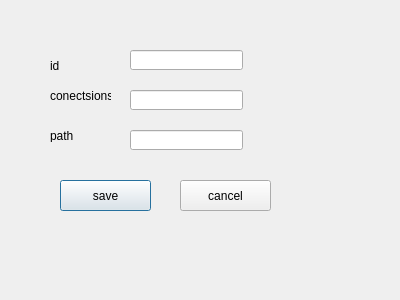
Above: popupdialog.ui from KamaTechOrg/VehicleCompSim before the change. Below: the same form after it.
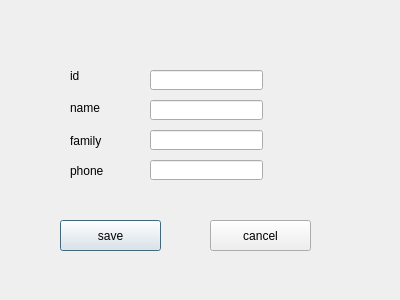
That is the form after the change.

```diff
--- a/popupdialog.ui
+++ b/popupdialog.ui
@@ -16,10 +16,10 @@
   <widget class="QLabel" name="label">
    <property name="geometry">
     <rect>
-     <x>50</x>
-     <y>50</y>
-     <width>61</width>
-     <height>31</height>
+     <x>70</x>
+     <y>70</y>
+     <width>37</width>
+     <height>12</height>
     </rect>
    </property>
    <property name="text">
@@ -29,21 +29,47 @@
   <widget class="QLabel" name="label_2">
    <property name="geometry">
     <rect>
-     <x>50</x>
-     <y>80</y>
-     <width>61</width>
-     <height>31</height>
+     <x>70</x>
+     <y>100</y>
+     <width>41</width>
+     <height>16</height>
     </rect>
    </property>
    <property name="text">
-    <string>conectsions</string>
+    <string>name</string>
    </property>
   </widget>
-  <widget class="QLineEdit" name="lineEdit">
+  <widget class="QLabel" name="label_3">
    <property name="geometry">
     <rect>
-     <x>130</x>
-     <y>50</y>
+     <x>70</x>
+     <y>130</y>
+     <width>41</width>
+     <height>21</height>
+    </rect>
+   </property>
+   <property name="text">
+    <string>family</string>
+   </property>
+  </widget>
+  <widget class="QLabel" name="label_4">
+   <property name="geometry">
+    <rect>
+     <x>70</x>
+     <y>160</y>
+     <width>41</width>
+     <height>21</height>
+    </rect>
+   </property>
+   <property name="text">
+    <string>phone</string>
+   </property>
+  </widget>
+  <widget class="QLineEdit" name="ID">
+   <property name="geometry">
+    <rect>
+     <x>150</x>
+     <y>70</y>
      <width>113</width>
      <height>20</height>
     </rect>
@@ -52,19 +78,39 @@
   <widget class="QLineEdit" name="lineEdit_2">
    <property name="geometry">
     <rect>
-     <x>130</x>
-     <y>90</y>
+     <x>150</x>
+     <y>100</y>
      <width>113</width>
      <height>20</height>
     </rect>
    </property>
   </widget>
-  <widget class="QPushButton" name="pushButton">
+  <widget class="QLineEdit" name="Family">
+   <property name="geometry">
+    <rect>
+     <x>150</x>
+     <y>130</y>
+     <width>113</width>
+     <height>20</height>
+    </rect>
+   </property>
+  </widget>
+  <widget class="QLineEdit" name="Phone">
+   <property name="geometry">
+    <rect>
+     <x>150</x>
+     <y>160</y>
+     <width>113</width>
+     <height>20</height>
+    </rect>
+   </property>
+  </widget>
+  <widget class="QPushButton" name="Save_Button">
    <property name="geometry">
     <rect>
      <x>60</x>
-     <y>180</y>
-     <width>91</width>
+     <y>220</y>
+     <width>101</width>
      <height>31</height>
     </rect>
    </property>
@@ -75,9 +121,9 @@
   <widget class="QPushButton" name="pushButton_2">
    <property name="geometry">
     <rect>
-     <x>180</x>
-     <y>180</y>
-     <width>91</width>
+     <x>210</x>
+     <y>220</y>
+     <width>101</width>
      <height>31</height>
     </rect>
    </property>
@@ -85,29 +131,6 @@
     <string>cancel</string>
    </property>
   </widget>
-  <widget class="QLabel" name="label_3">
-   <property name="geometry">
-    <rect>
-     <x>50</x>
-     <y>130</y>
-     <width>37</width>
-     <height>12</height>
-    </rect>
-   </property>
-   <property name="text">
-    <string>path</string>
-   </property>
-  </widget>
-  <widget class="QLineEdit" name="lineEdit_3">
-   <property name="geometry">
-    <rect>
-     <x>130</x>
-     <y>130</y>
-     <width>113</width>
-     <height>20</height>
-    </rect>
-   </property>
-  </widget>
  </widget>
  <resources/>
  <connections/>
```
Left out of the diff: 4 changed lines with no effect on the pictures.
